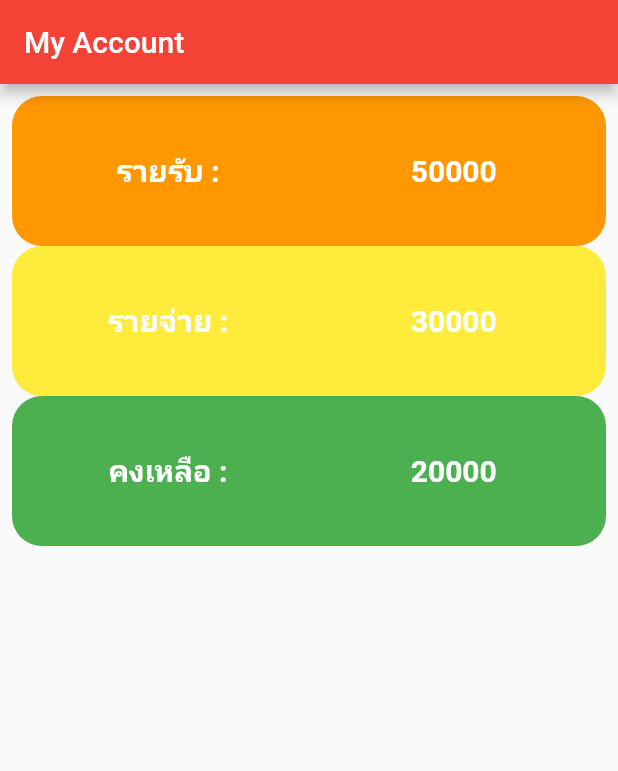
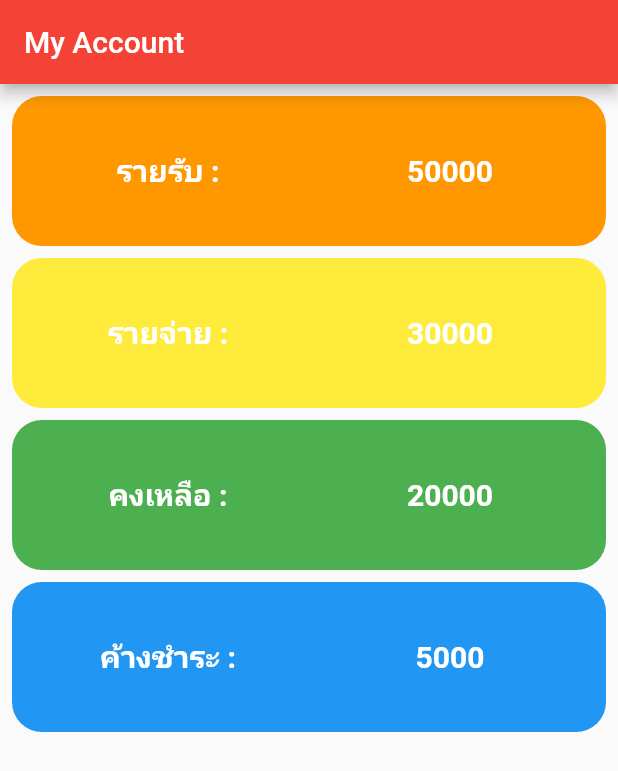
Before and after one commit to sarawut-bank/Appsara, a Flutter app: the screen it shows after launch, on a phone screen of 412 x 824 dp. Shown: the top 771 px of the screen. Run offline on Flutter 3.47's test engine with Material 2 defaults, Android fonts, the phone set to English and light mode, and no system bars.

Commit message:
sized box

```diff
--- a/lib/main.dart
+++ b/lib/main.dart
@@ -55,7 +55,7 @@ class _MyHomepageState extends State<MyHomepage> {
                     ),
                     Expanded(
                       child: Text(
-                        "\t50000",
+                        "50000",
                         style: TextStyle(
                             fontSize: 20,
                             color: Colors.white,
@@ -65,6 +65,9 @@ class _MyHomepageState extends State<MyHomepage> {
                     )
                   ],
                 ),
+              ),
+              SizedBox(
+                height: 8,
               ),
               Container(
                 padding: const EdgeInsets.all(10.0),
@@ -87,7 +90,7 @@ class _MyHomepageState extends State<MyHomepage> {
                     ),
                     Expanded(
                       child: Text(
-                        "\t30000",
+                        "30000",
                         style: TextStyle(
                             fontSize: 20,
                             color: Colors.white,
@@ -97,6 +100,9 @@ class _MyHomepageState extends State<MyHomepage> {
                     )
                   ],
                 ),
+              ),
+              SizedBox(
+                height: 8,
               ),
               Container(
                 padding: const EdgeInsets.all(10.0),
@@ -119,7 +125,42 @@ class _MyHomepageState extends State<MyHomepage> {
                     ),
                     Expanded(
                       child: Text(
-                        "\t20000",
+                        "20000",
+                        style: TextStyle(
+                            fontSize: 20,
+                            color: Colors.white,
+                            fontWeight: FontWeight.bold),
+                        textAlign: TextAlign.center,
+                      ),
+                    )
+                  ],
+                ),
+              ),
+              SizedBox(
+                height: 8,
+              ),
+              Container(
+                padding: const EdgeInsets.all(10.0),
+                decoration: BoxDecoration(
+                    color: Colors.blue,
+                    borderRadius: BorderRadius.circular(20)),
+                height: 100,
+                child: Row(
+                  crossAxisAlignment: CrossAxisAlignment.center,
+                  children: [
+                    Expanded(
+                      child: Text(
+                        "ค้างชำระ :",
+                        style: TextStyle(
+                            fontSize: 20,
+                            color: Colors.white,
+                            fontWeight: FontWeight.bold),
+                        textAlign: TextAlign.center,
+                      ),
+                    ),
+                    Expanded(
+                      child: Text(
+                        "5000",
                         style: TextStyle(
                             fontSize: 20,
                             color: Colors.white,
```
